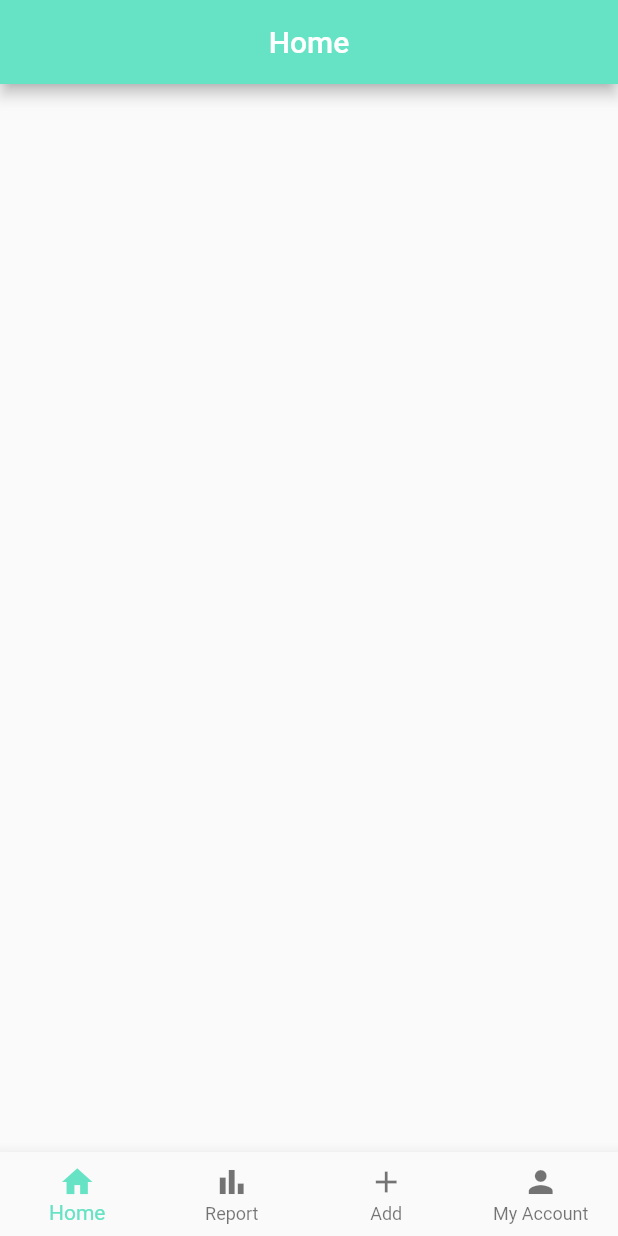
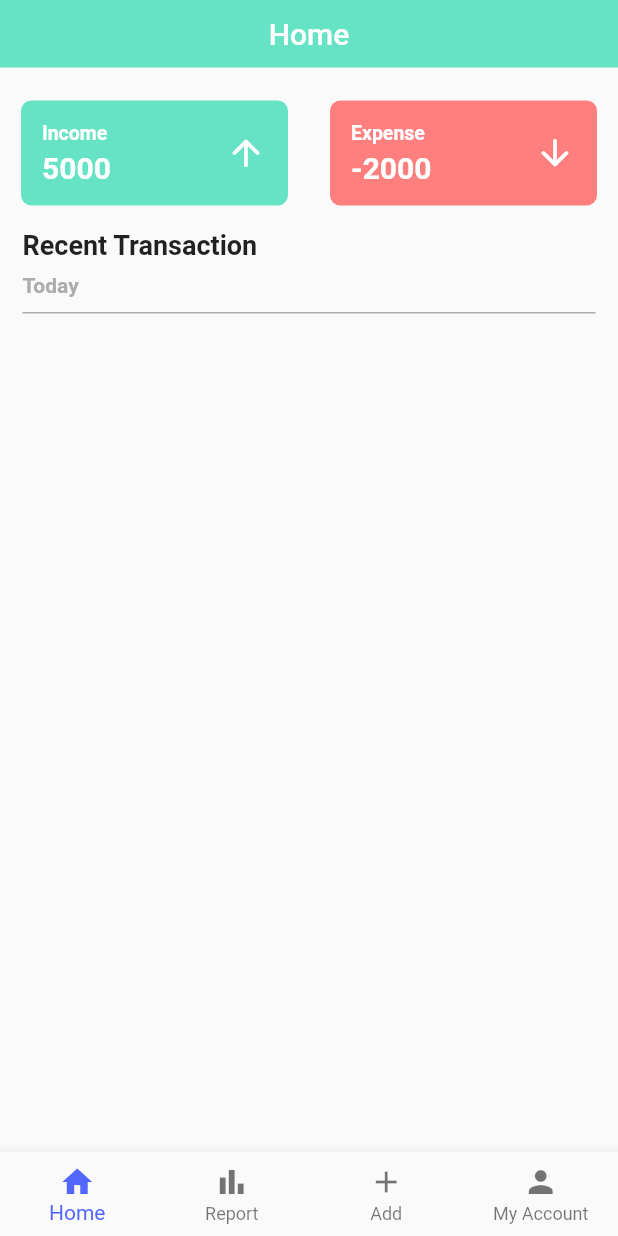
Before and after one commit to rushik008/Money-Mate, a Flutter app: the screen it shows after launch, on a phone screen of 412 x 824 dp. Run offline on Flutter 3.47's test engine with Material 2 defaults, Android fonts, the phone set to English and light mode, and no system bars.

Commit message:
Home screen cards developed

```diff
--- a/lib/bnb.dart
+++ b/lib/bnb.dart
@@ -63,7 +63,7 @@ class _BNBarState extends State<BNBar> {
         // properties
         currentIndex: _selectedIndex,
         type: BottomNavigationBarType.fixed,
-        selectedItemColor: primaryGreen,
+        selectedItemColor: primaryBlue,
         onTap: _onItemTapped,
       ),
     );
--- a/lib/main.dart
+++ b/lib/main.dart
@@ -1,12 +1,23 @@
 import 'package:flutter/material.dart';
 import 'package:money_mate/bnb.dart';
+import 'package:money_mate/pages/add_expense.dart';
+import 'package:money_mate/pages/home.dart';
+import 'package:money_mate/pages/my_account.dart';
+import 'package:money_mate/pages/report.dart';
 
 void main() {
   runApp(
-    const MaterialApp(
+    MaterialApp(
       themeMode: ThemeMode.light,
       debugShowCheckedModeBanner: false,
-      home: BNBar(),
+      initialRoute: '/bnbar',
+      routes: {
+        '/bnbar': (context) => const BNBar(),
+        '/home': (context) => const Home(),
+        '/report': (context) => const Report(),
+        '/addExpense': (context) => const AddExpense(),
+        '/myAccount': (context) => const MyAccount(),
+      },
     ),
   );
 }
--- a/lib/pages/home.dart
+++ b/lib/pages/home.dart
@@ -1,5 +1,6 @@
 import 'package:flutter/material.dart';
 import 'package:money_mate/utils/constants.dart';
+import 'package:money_mate/widgets/income_expense_card.dart';
 
 class Home extends StatefulWidget {
   const Home({super.key});
@@ -9,14 +10,93 @@ class Home extends StatefulWidget {
 }
 
 class _HomeState extends State<Home> {
-
   @override
   Widget build(BuildContext context) {
     return Scaffold(
-      appBar: AppBar(
-        title: const Text('Home'),
-        centerTitle: true,
-        backgroundColor: primaryGreen,
+      appBar: PreferredSize(
+        preferredSize: const Size.fromHeight(45.0),
+        child: AppBar(
+          title: const Text('Home'),
+          centerTitle: true,
+          backgroundColor: primaryGreen,
+          elevation: 0.0,
+        ),
+      ),
+      body: Column(
+        crossAxisAlignment: CrossAxisAlignment.start,
+        children: <Widget>[
+          const SizedBox(
+            height: 8.0,
+          ),
+          // Row for displaying Income and Expense
+          Row(
+            children: [
+              // calling IncomeExpenseCard for Income
+              Expanded(
+                child: IncomeExpenseCard(
+                  expenseDataInstance: ExpenseData(
+                      label: 'Income',
+                      amount: '5000',
+                      icon: Icons.arrow_upward_rounded),
+                ),
+              ),
+              // calling IncomeExpenseCard for Expense
+              Expanded(
+                child: IncomeExpenseCard(
+                  expenseDataInstance: ExpenseData(
+                      label: 'Expense',
+                      amount: '-2000',
+                      icon: Icons.arrow_downward_rounded),
+                ),
+              ),
+            ],
+          ),
+          const SizedBox(
+            height: 2,
+          ),
+
+          // container for recent transaction text
+          Container(
+            margin: const EdgeInsets.fromLTRB(15.0, 0.0, 15.0, 0.0),
+            child: Row(
+              children: const [
+                Text(
+                  'Recent Transaction',
+                  style: TextStyle(
+                    fontSize: 18,
+                    fontWeight: FontWeight.bold,
+                  ),
+                ),
+              ],
+            ),
+          ),
+
+          // container for subheading
+          Container(
+            margin: const EdgeInsets.fromLTRB(15.0, 8.0, 15.0, 0.0),
+            child: Row(
+              children: const [
+                Text(
+                  'Today',
+                  style: TextStyle(
+                    fontSize: 14,
+                    fontWeight: FontWeight.bold,
+                    color: primaryGrey,
+                  ),
+                ),
+              ],
+            ),
+          ),
+
+          Container(
+            margin: const EdgeInsets.fromLTRB(15.0, 8.0, 15.0, 0.0),
+            child: const Divider(
+              height: 5.0,
+              thickness: 1.0,
+              color: primaryGrey,
+            ),
+          )
+        ],
       ),
     );
   }
--- a/lib/utils/constants.dart
+++ b/lib/utils/constants.dart
@@ -1,5 +1,10 @@
 import 'dart:ui';
 
 // Colors
+const Color primaryBlack = Color.fromARGB(255, 0, 0, 0);
+const Color primaryWhite = Color.fromARGB(255, 255, 255, 255);
 const Color primaryGreen = Color(0xFF66e3c4);
 const Color primaryGreen60 = Color(0xFF00d09c);
+const Color primaryBlue = Color(0xFF5367ff);
+const Color primaryRed = Color.fromARGB(255, 255, 126, 126);
+const Color primaryGrey = Color.fromARGB(255, 173, 172, 172);
--- /dev/null
+++ b/lib/widgets/income_expense_card.dart
@@ -0,0 +1,71 @@
+import 'package:flutter/material.dart';
+import 'package:money_mate/utils/constants.dart';
+
+class ExpenseData {
+  final String label;
+  final String amount;
+  final IconData icon;
+
+  ExpenseData({required this.label, required this.amount, required this.icon});
+}
+
+class IncomeExpenseCard extends StatelessWidget {
+  // creating an instance of ExpenseData class
+  final ExpenseData expenseDataInstance;
+
+  const IncomeExpenseCard({super.key, required this.expenseDataInstance});
+
+  @override
+  Widget build(BuildContext context) {
+    return Container(
+      padding: const EdgeInsets.all(14.0),
+      margin: const EdgeInsets.all(14.0),
+
+      // decoration of container
+      decoration: BoxDecoration(
+        color:
+            expenseDataInstance.label == 'Income' ? primaryGreen : primaryRed,
+        borderRadius: const BorderRadius.all(
+          Radius.circular(7),
+        ),
+      ),
+
+      // actual card code
+      child: Row(
+        mainAxisAlignment: MainAxisAlignment.spaceBetween,
+        children: [
+          Column(
+            crossAxisAlignment: CrossAxisAlignment.start,
+            // mainAxisAlignment: MainAxisAlignment.spaceBetween,
+            children: [
+              Text(
+                expenseDataInstance.label,
+                style: const TextStyle(
+                  fontSize: 13,
+                  color: primaryWhite,
+                  fontWeight: FontWeight.bold,
+                ),
+              ),
+              const SizedBox(
+                height: 4,
+              ),
+              Text(
+                expenseDataInstance.amount,
+                style: const TextStyle(
+                  fontSize: 20,
+                  color: primaryWhite,
+                  fontWeight: FontWeight.bold,
+                ),
+              ),
+            ],
+          ),
+          Icon(
+            expenseDataInstance.icon,
+            color: primaryWhite,
+            size: 28,
+          ),
+        ],
+      ),
+    );
+  }
+}
```
Also changed, not shown: pubspec.yaml (+3 -4 lines), assets/fonts/RobotoSlab-Regular.ttf (added).
